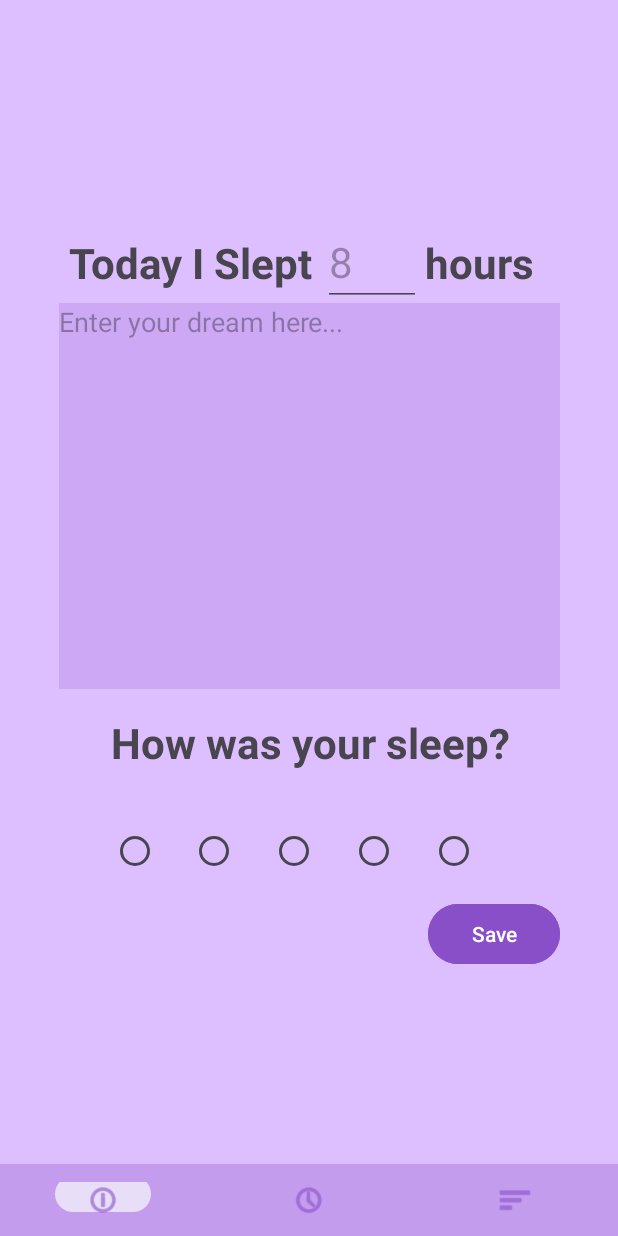
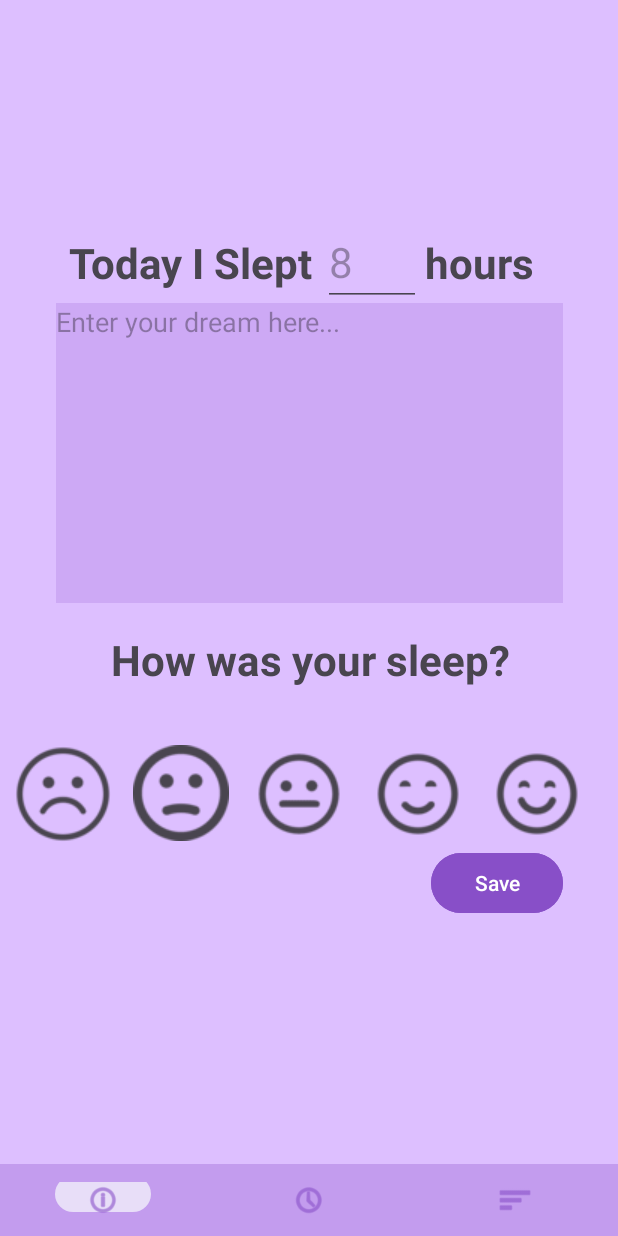
Before and after one commit to vstarzf/SneepHackChallengeFA23, an Android app: the fragment SleepLogFragment placed in its activity, on a phone screen of 412 x 824 dp. Run offline under Robolectric (Android 15) with nearby library versions, the phone set to English and light mode, and no system bars.

Commit message:
Adds extra icons + starts connecting statistics page

```diff
--- /dev/null
+++ b/app/src/main/java/com/example/dreamsleepapp/Index.kt
@@ -0,0 +1,5 @@
+package com.example.dreamsleepapp
+
+object Index {
+    var index = 0;
+}
--- a/app/src/main/java/com/example/dreamsleepapp/SleepHistoryFragment.kt
+++ b/app/src/main/java/com/example/dreamsleepapp/SleepHistoryFragment.kt
@@ -21,7 +21,6 @@ import okhttp3.Request
 import okhttp3.Response
 import java.io.IOException
 
-// TODO: Rename parameter arguments, choose names that match
 // the fragment initialization parameters, e.g. ARG_ITEM_NUMBER
 private const val ARG_PARAM1 = "param1"
 private const val ARG_PARAM2 = "param2"
@@ -58,6 +57,7 @@ class SleepHistoryFragment : Fragment() {
         recyclerView.setHasFixedSize(false)
         recyclerView.layoutManager = LinearLayoutManager(this.context)
 
+
         val floatingButton : FloatingActionButton = view.findViewById(R.id.floatingActionButton)
 
         sleepList = emptyList()
@@ -82,6 +82,8 @@ class SleepHistoryFragment : Fragment() {
                                 sleepList = list
                                 Log.d("sleep fragment response", sleepList.toString())
                                 recyclerView.adapter = SleepAdapter(sleepList)
+                                Index.index = SleepAdapter(sleepList).itemCount
+
                             }
                         }
                     }
@@ -95,7 +97,7 @@ class SleepHistoryFragment : Fragment() {
 
 
         floatingButton.setOnClickListener {
-            parentFragmentManager.beginTransaction().replace(R.id.fragmentContainerView, SleepLogFragment.newInstance(-1, "", -1, 2)).commit()
+            parentFragmentManager.beginTransaction().replace(R.id.fragmentContainerView, SleepLogFragment.newInstance(-1, "", -1, Index.index+1)).commit()
         }
         return view;
     }
--- a/app/src/main/java/com/example/dreamsleepapp/SleepLogFragment.kt
+++ b/app/src/main/java/com/example/dreamsleepapp/SleepLogFragment.kt
@@ -7,6 +7,7 @@ import android.view.View
 import android.view.ViewGroup
 import android.widget.Button
 import android.widget.EditText
+import android.widget.RadioButton
 import androidx.fragment.app.Fragment
 import okhttp3.Call
 import okhttp3.Callback
@@ -56,7 +57,19 @@ class SleepLogFragment : Fragment() {
         val view =  inflater.inflate(R.layout.fragment_sleep_log, container, false)
         val hrsTextView : EditText = view.findViewById(R.id.editTextNumber)
         val dreamText : EditText = view.findViewById(R.id.editDreamText)
-        //TODO: implement radio button stuff
+
+        val rating1 : RadioButton = view.findViewById(R.id.rating1Btn)
+        val rating2 : RadioButton = view.findViewById(R.id.rating2Btn)
+        val rating3 : RadioButton = view.findViewById(R.id.rating3Btn)
+        val rating4 : RadioButton = view.findViewById(R.id.rating4Btn)
+        val rating5 : RadioButton = view.findViewById(R.id.rating5Btn)
+
+        rating1.setOnClickListener { rating = 1 }
+        rating2.setOnClickListener { rating = 2 }
+        rating3.setOnClickListener { rating = 3 }
+        rating4.setOnClickListener { rating = 4 }
+        rating5.setOnClickListener { rating = 5 }
+
         val saveBtn : Button = view.findViewById(R.id.saveBtn)
 
         if(hrsSlept != null && hrsSlept != -1) {
@@ -74,7 +87,7 @@ class SleepLogFragment : Fragment() {
             val date: String = sdf.format(Date())
 
             val jsonObject = JSONObject().apply {
-                put("hours_slept", hrsSlept)
+                put("hours_slept", hrsTextView.text)
                 put("sleep_quality", rating)
                 put("date", date)
             }
--- a/app/src/main/res/layout/fragment_sleep_log.xml
+++ b/app/src/main/res/layout/fragment_sleep_log.xml
@@ -65,46 +65,66 @@
 
     <RadioGroup
         android:id="@+id/radioGroup"
-        android:layout_width="0dp"
-        android:layout_height="55dp"
+        android:layout_width="395dp"
+        android:layout_height="71dp"
         android:orientation="horizontal"
         app:layout_constraintBottom_toBottomOf="parent"
-        app:layout_constraintEnd_toEndOf="@+id/textView4"
-        app:layout_constraintHorizontal_bias="1.0"
-        app:layout_constraintStart_toStartOf="@+id/textView4"
+        app:layout_constraintEnd_toEndOf="parent"
+        app:layout_constraintHorizontal_bias="0.6"
+        app:layout_constraintStart_toStartOf="parent"
         app:layout_constraintTop_toBottomOf="@+id/textView4"
         app:layout_constraintVertical_bias="0.142">
 
         <RadioButton
             android:id="@+id/rating1Btn"
-            android:layout_width="wrap_content"
+            android:layout_width="64dp"
             android:layout_height="wrap_content"
             android:layout_weight="1"
-            android:textAlignment="center" />
+            android:button="@drawable/_372351__1_"
+            android:textAlignment="center"
+            android:textColor="#35173D"
+            android:textColorHighlight="#35173D"
+            android:textColorLink="#35173D" />
 
         <RadioButton
             android:id="@+id/rating2Btn"
-            android:layout_width="wrap_content"
-            android:layout_height="wrap_content"
-            android:layout_weight="1" />
+            android:layout_width="64dp"
+            android:layout_height="match_parent"
+            android:layout_weight="1"
+            android:button="@drawable/rating2__1_"
+            android:textColor="#4F2D36"
+            android:textColorHighlight="#4F2D36"
+            android:textColorLink="#4F2D36" />
 
         <RadioButton
             android:id="@+id/rating3Btn"
-            android:layout_width="wrap_content"
+            android:layout_width="64dp"
             android:layout_height="wrap_content"
-            android:layout_weight="1" />
+            android:layout_weight="1"
+            android:button="@drawable/rating3"
+            android:textColorHighlight="#79552F"
+            android:textColorLink="#79552F" />
 
         <RadioButton
             android:id="@+id/rating4Btn"
-            android:layout_width="wrap_content"
+            android:layout_width="64dp"
             android:layout_height="wrap_content"
-            android:layout_weight="1" />
+            android:layout_weight="1"
+            android:button="@drawable/rating4"
+            android:textColorHighlight="#A8812A"
+            android:textColorLink="#A8812A" />
 
         <RadioButton
             android:id="@+id/rating5Btn"
-            android:layout_width="wrap_content"
+            android:layout_width="64dp"
             android:layout_height="wrap_content"
-            android:layout_weight="1" />
+            android:layout_weight="1"
+            android:button="@drawable/rating5"
+            android:buttonTint="#FACF32"
+            android:drawableTint="#FACF32"
+            android:foregroundTint="#FACF32"
+            android:textColor="#FACF32"
+            android:textColorHighlight="#FACF32" />
 
     </RadioGroup>
 
@@ -123,8 +143,8 @@
 
     <EditText
         android:id="@+id/editDreamText"
-        android:layout_width="334dp"
-        android:layout_height="257dp"
+        android:layout_width="338dp"
+        android:layout_height="200dp"
         android:layout_marginTop="8dp"
         android:background="@color/lightPurple"
         android:backgroundTint="#31884FC8"
```
Also changed, not shown: app/src/main/java/com/example/dreamsleepapp/DreamFragment.kt (+47 -1 lines), app/src/main/res/drawable/_372351__1_.png (added), app/src/main/res/drawable/rating2__1_.png (added), app/src/main/res/drawable/rating3.png (added), app/src/main/res/drawable/rating4.png (added), app/src/main/res/drawable/rating5.png (added).
